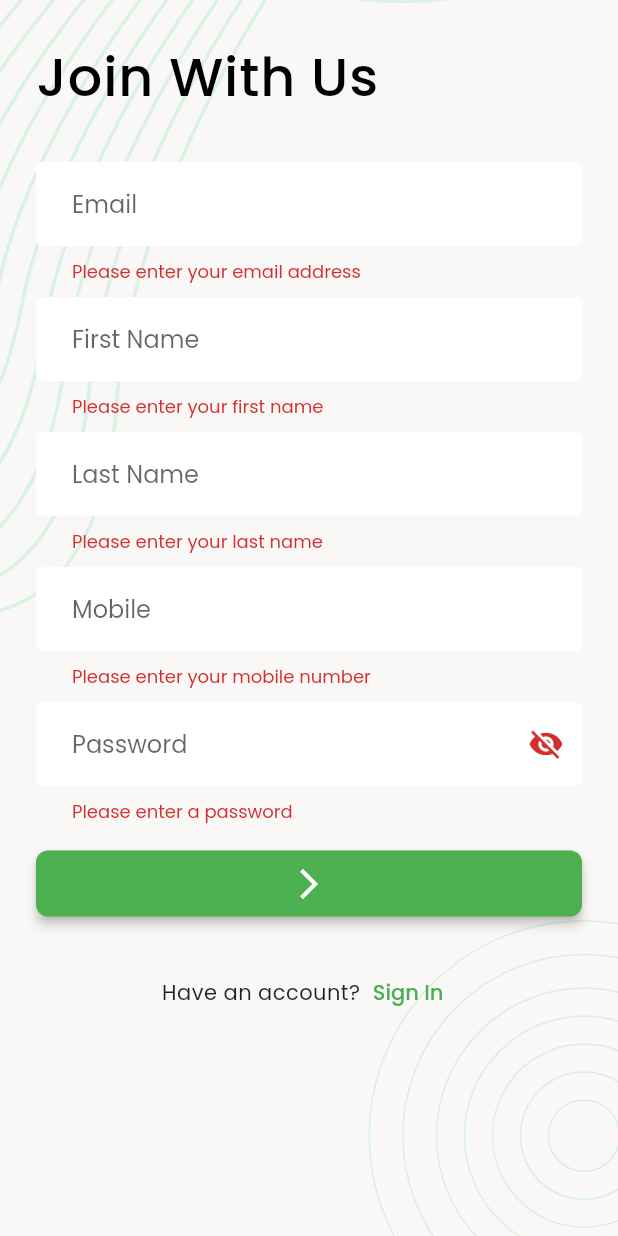
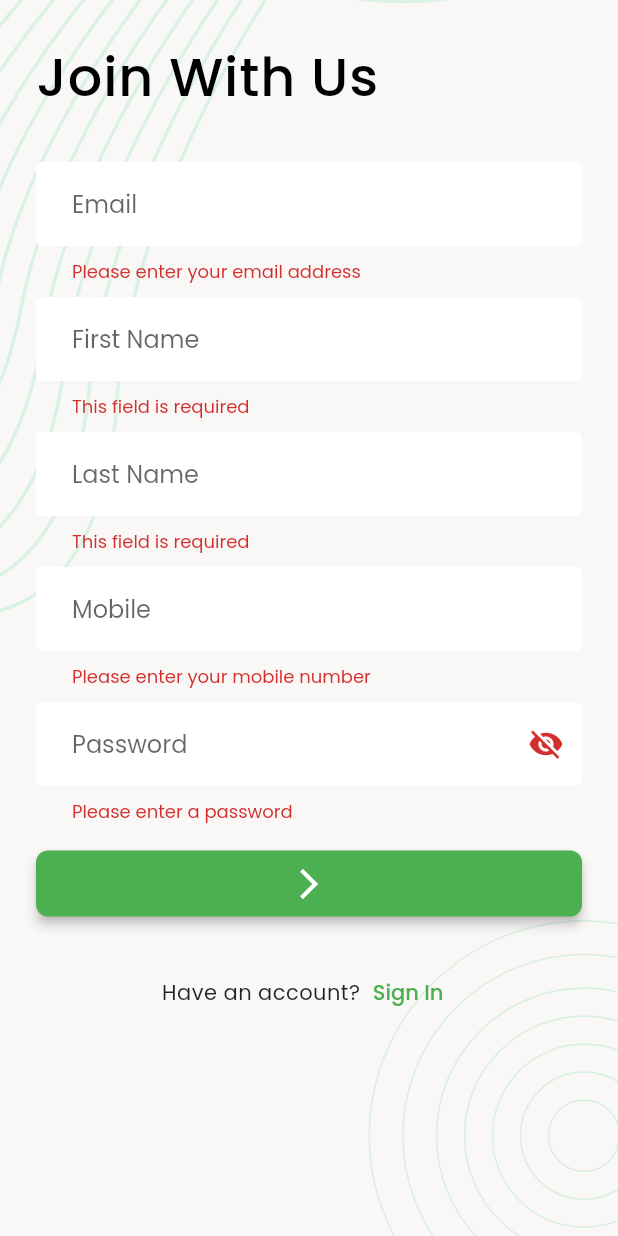
Before and after one commit to musfique113/TaskTracker, a Flutter app: the SignUpScreen screen opened directly, after a tap on the "arrow forward ios" icon, on a phone screen of 412 x 824 dp. Run offline on Flutter 3.47's test engine with Material 2 defaults, Android fonts, the phone set to English and light mode, and no system bars; our stand-ins replace cached_network_image, curved_navigation_bar, flutter_form_builder, flutter_svg, image_picker and 2 more; missing offline and left inert: dart:ffi; accounts and stored records are empty.

Commit message:
added proper validation where neded

```diff
--- a/lib/ui/presentation/screens/auth/sign_up_screen.dart
+++ b/lib/ui/presentation/screens/auth/sign_up_screen.dart
@@ -4,6 +4,7 @@ import 'package:taskmanager_ostad/data/services/network_caller.dart';
 import 'package:taskmanager_ostad/data/utils/urls.dart';
 import 'package:taskmanager_ostad/ui/presentation/screens/auth/sign_in_screen.dart';
 import 'package:taskmanager_ostad/ui/presentation/widgets/screen_background.dart';
+import 'package:taskmanager_ostad/ui/ui_components/form_validator.dart';
 
 class SignUpScreen extends StatefulWidget {
   const SignUpScreen({Key? key}) : super(key: key);
@@ -105,20 +106,7 @@ class _SignUpScreenState extends State<SignUpScreen> {
                         decoration: const InputDecoration(
                           hintText: "Email",
                         ),
-                        validator: (String? value) {
-                          if (value == null || value.isEmpty) {
-                            return 'Please enter your email address';
-                          }
-
-                          // Check if the email address is a valid format.
-                          final regex = RegExp(
-                              r"^[a-zA-Z0-9.!#$%&''*+/=?^_`{|}~-]+@[a-zA-Z0-9-]+(?:\.[a-zA-Z0-9-]+)*$");
-                          if (!regex.hasMatch(value)) {
-                            return 'Please enter a valid email address';
-                          }
-
-                          return null;
-                        }
+                        validator: FormValidator.validateEmail
                     ),
                     const SizedBox(
                       height: 8,
@@ -129,12 +117,7 @@ class _SignUpScreenState extends State<SignUpScreen> {
                       decoration: const InputDecoration(
                         hintText: "First Name",
                       ),
-                      validator: (String? value) {
-                        if (value == null || value.isEmpty) {
-                          return 'Please enter your first name';
-                        }
-                        return null;
-                      },
+                      validator: FormValidator.validateName,
                     ),
                     const SizedBox(
                       height: 8,
@@ -145,12 +128,7 @@ class _SignUpScreenState extends State<SignUpScreen> {
                       decoration: const InputDecoration(
                         hintText: "Last Name",
                       ),
-                      validator: (String? value) {
-                        if (value == null || value.isEmpty) {
-                          return 'Please enter your last name';
-                        }
-                        return null;
-                      },
+                      validator: FormValidator.validateName,
                     ),
                     const SizedBox(
                       height: 8,
@@ -161,30 +139,7 @@ class _SignUpScreenState extends State<SignUpScreen> {
                       decoration: const InputDecoration(
                         hintText: "Mobile",
                       ),
-                      validator: (String? value) {
-                        if (value == null || value.isEmpty) {
-                          return 'Please enter your mobile number';
-                        }
-
-                        // Check if the mobile number is 10 digits long.
-                        if (value.length != 11) {
-                          return 'Mobile number must be 11 digits long';
-                        }
-
-                        // Check if the mobile number starts with a 0,1.
-                        if (value[0] != '0' && value[0] != '1') {
-                          return 'Mobile number must start with 0 and 1';
-                        }
-
-                        // Check if the mobile number is a valid number.
-                        try {
-                          int.parse(value);
-                        } catch (e) {
-                          return 'Mobile number must be a valid number';
-                        }
-
-                        return null;
-                      },
+                      validator: FormValidator.validateMobileNumber,
                     ),
                     const SizedBox(
                       height: 8,
@@ -206,13 +161,7 @@ class _SignUpScreenState extends State<SignUpScreen> {
                             },
                           ),
                         ),
-                        validator: (String? value) {
-                          if (value == null || value.isEmpty) {
-                            return 'Please enter a password';
-                          }
-                          // You can add more specific password validation here if needed.
-                          return null;
-                        }),
+                        validator: FormValidator.validPasswordSignUp),
                     const SizedBox(
                       height: 15,
                     ),
--- a/lib/ui/presentation/widgets/user_profile_banner.dart
+++ b/lib/ui/presentation/widgets/user_profile_banner.dart
@@ -2,7 +2,7 @@ import 'package:cached_network_image/cached_network_image.dart';
 import 'package:flutter/material.dart';
 import 'package:taskmanager_ostad/data/models/auth_utility.dart';
 import 'package:taskmanager_ostad/ui/presentation/screens/auth/sign_in_screen.dart';
-import 'package:taskmanager_ostad/ui/presentation/screens/edit_profile_screen.dart';
+import 'package:taskmanager_ostad/ui/presentation/screens/auth/edit_profile_screen.dart';
 
 class UserProfileBanner extends StatefulWidget {
   final bool? isUpdateScreen;
--- /dev/null
+++ b/lib/ui/ui_components/form_validator.dart
@@ -0,0 +1,142 @@
+class FormValidator {
+  //email validator
+  static String? validateEmail (String? value) {
+    if (value == null || value.isEmpty) {
+      return 'Please enter your email address';
+    }
+    // Check if the email address is at least 6 characters long.
+    if (value.length < 6) {
+      return 'Email address must be at least 6 characters long.';
+    }
+    // Check if the email address does not contain any spaces.
+    if (value.contains(' ')) {
+      return 'Email address cannot contain any spaces.';
+    }
+    // Check if the email address contains an @ symbol.
+    if (!value.contains('@')) {
+      return 'Email address must contain an @ symbol.';
+    }
+    // Check if the email address contains a domain name.
+    int atIndex = value.indexOf('@');
+    String domain = value.substring(atIndex + 1);
+    if (!domain.contains('.')) {
+      return 'Email address must contain a domain name.';
+    }
+    // Check if the domain name is a valid top-level domain (TLD).
+    List<String> tlds = ['com', 'org', 'net', 'edu', 'gov'];
+    if (!tlds.contains(domain.substring(domain.lastIndexOf('.') + 1))) {
+      return 'Email address must have a valid top-level domain (TLD).';
+    }
+    return null;
+  }
+
+
+// Helper function to validate the domain.
+  bool isValidDomain(String domain) {
+    // Implement the domain validation logic here.
+    // You can use DNS checks or other methods to verify the domain.
+    // For simplicity, we'll assume any domain is valid in this example.
+    return true;
+  }
+
+// Helper function to check for disposable email addresses.
+  bool isDisposableEmail(String email) {
+    // Implement the disposable email check logic here.
+    // You can use a list of known disposable email domains or APIs to check.
+    // For simplicity, we'll assume no disposable email is used in this example.
+    return false;
+  }
+
+// Helper function to check for common email providers.
+  bool isCommonEmailProvider(String email) {
+    // Implement the common email provider check logic here.
+    // You can use a list of known common email provider domains or patterns.
+    // For simplicity, we'll assume no common email providers are used in this example.
+    return false;
+  }
+
+
+  //name validator
+  static String? validateName(String? value) {
+    if (value == null || value.isEmpty) {
+      return 'This field is required';
+    }
+    return null;
+  }
+
+  //mobile number validator
+  static String? validateMobileNumber(String? value) {
+    if (value == null || value.isEmpty) {
+      return 'Please enter your mobile number';
+    }
+    // Check if the mobile number is 10 digits long.
+    if (value.length != 11) {
+      return 'Mobile number must be 11 digits long';
+    }
+
+    // Check if the mobile number starts with a 0,1.
+    if (value[0] != '0' && value[0] != '1') {
+      return 'Mobile number must start with 0 and 1';
+    }
+
+    // Check if the mobile number is a valid number.
+    try {
+      int.parse(value);
+    } catch (e) {
+      return 'Mobile number must be a valid number';
+    }
+    return null;
+  }
+
+  //password validator signup
+  static String? validPasswordSignUp(String? value) {
+    if (value == null || value.isEmpty) {
+      return 'Please enter a password';
+    }
+
+    // Minimum length validation
+    if (value.length < 8) {
+      return 'Password must be at least 8 characters long';
+    }
+
+    // Maximum length validation
+    if (value.length > 20) {
+      return 'Password can be up to 20 characters long';
+    }
+
+    // Uppercase and lowercase letters validation
+    if (!value.contains(RegExp(r'[a-z]')) || !value.contains(RegExp(r'[A-Z]'))) {
+      return 'Password must contain both uppercase and lowercase letters';
+    }
+
+    // Numbers validation
+    if (!value.contains(RegExp(r'[0-9]'))) {
+      return 'Password must contain at least one numerical digit';
+    }
+
+    // Special characters validation
+    if (!value.contains(RegExp(r'[!@#$%^&*(),.?":{}|<>]'))) {
+      return 'Password must contain at least one special character';
+    }
+
+    // No spaces validation
+    if (value.contains(' ')) {
+      return 'Password cannot contain spaces';
+    }
+
+    // Password is valid
+    return null;
+  }
+
+  //valid passLogin
+  static String? validPasswordLogin(String? value) {
+    if (value == null || value.isEmpty) {
+      return 'Please enter a password';
+    }
+    // You can add more specific password validation here if needed.
+    return null;
+  }
+
+
+
+}
--- a/pubspec.yaml
+++ b/pubspec.yaml
@@ -39,6 +39,7 @@ dependencies:
   # google_nav_bar: ^5.0.6
   curved_navigation_bar: ^1.0.3
   cached_network_image: ^3.2.3
+  flutter_form_builder: ^9.1.0
 
 dev_dependencies:
   flutter_test:
```
Also changed, not shown: lib/ui/presentation/screens/auth/edit_profile_screen.dart (renamed from lib/ui/presentation/screens/edit_profile_screen.dart, +12 -60 lines), lib/ui/presentation/screens/auth/email_verification_screen.dart (added, +151 -0 lines), lib/ui/presentation/screens/auth/rest_password_screen.dart (+2 -6 lines), lib/ui/presentation/screens/auth/sign_in_screen.dart (+4 -22 lines), lib/ui/presentation/screens/email_verification_screen.dart (deleted, +0 -145 lines), pubspec.lock.
